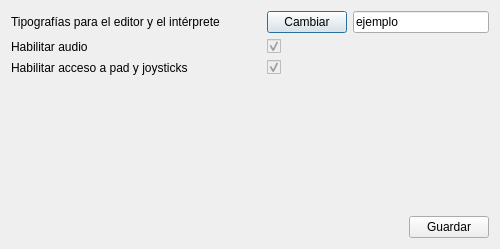
This is pilasengine/configuracion/configuracion.ui in hugoruscitti/pilas as Qt 5 draws it before an edit. The edited form follows.
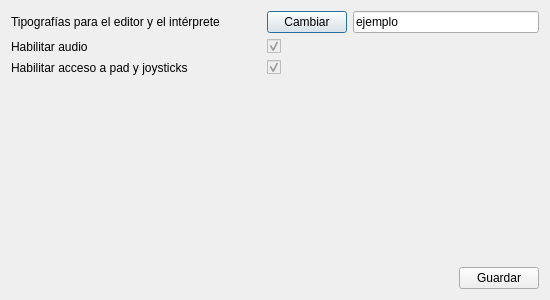
This is the edited form.

Patch:
```diff
--- a/pilasengine/configuracion/configuracion.ui
+++ b/pilasengine/configuracion/configuracion.ui
@@ -6,10 +6,16 @@
    <rect>
     <x>0</x>
     <y>0</y>
-    <width>500</width>
-    <height>249</height>
+    <width>550</width>
+    <height>300</height>
    </rect>
   </property>
+  <property name="minimumSize">
+   <size>
+    <width>550</width>
+    <height>300</height>
+   </size>
+  </property>
   <property name="windowTitle">
    <string>Configuración</string>
   </property>
```
